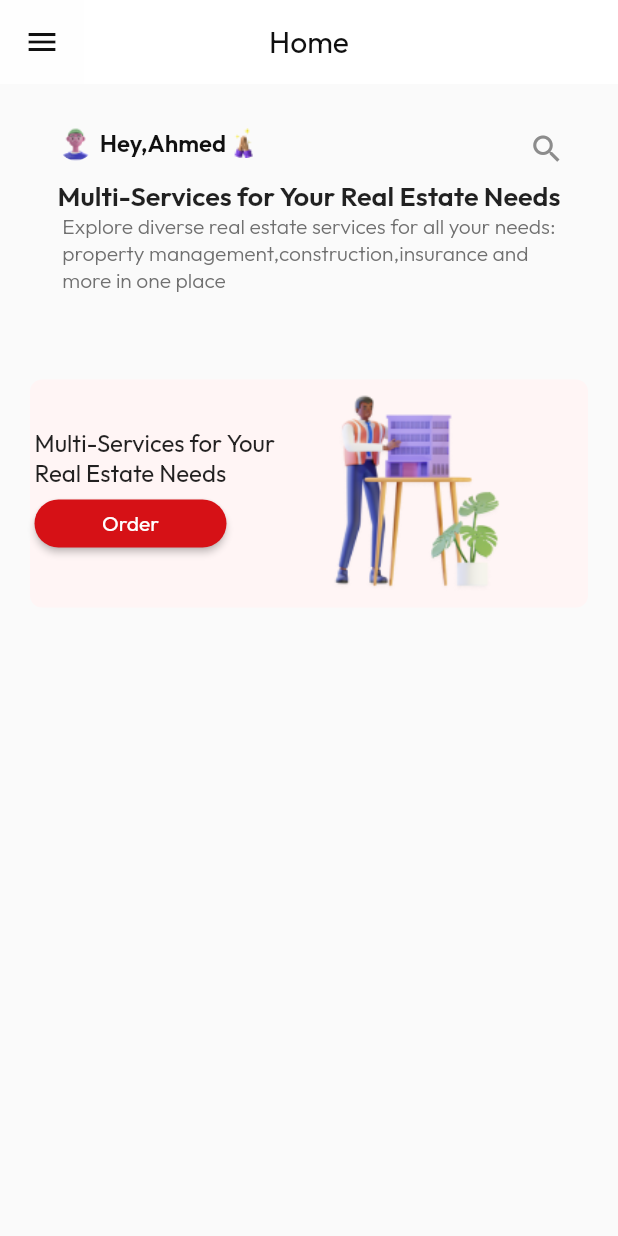
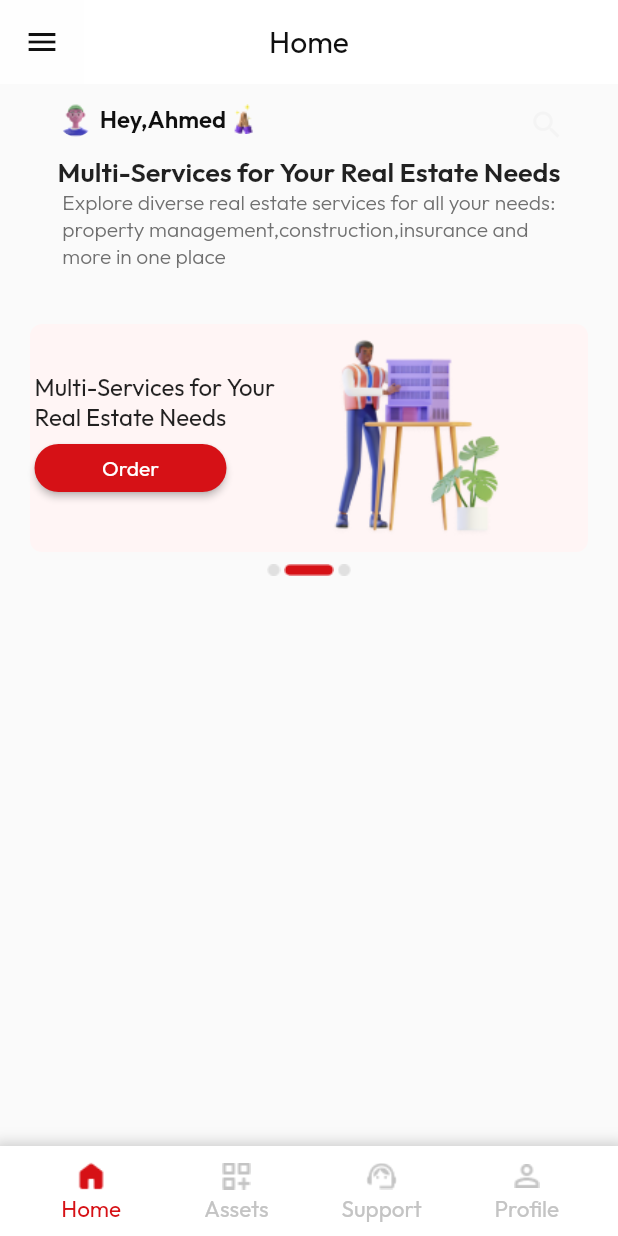
Before and after one commit to AbdelrahmanZeid/Task, a Flutter app: the screen it shows after launch, on a phone screen of 412 x 824 dp. Run offline on Flutter 3.47's test engine with Material 2 defaults, Android fonts, the phone set to English and light mode, and no system bars.

Commit message:
finish middle body section

```diff
--- a/lib/Presentation/Dashboard/body/body.dart
+++ b/lib/Presentation/Dashboard/body/body.dart
@@ -1,9 +1,9 @@
 import 'package:flutter/material.dart';
+import 'package:task/presentation/custom_widgets/custom_button.dart';
+import 'package:task/presentation/dashboard/body/middle_body_section.dart';
 import 'package:task/presentation/dashboard/body/upper_body_section.dart';
 import 'package:task/presentation/resources/app_strings.dart';
-import 'package:task/presentation/resources/assets_manager.dart';
 import 'package:task/presentation/resources/color_manager.dart';
-import 'package:task/presentation/resources/font_manager.dart';
 import 'package:task/presentation/resources/values_manager.dart';
 
 class CustomBody extends StatelessWidget {
@@ -13,116 +13,99 @@ class CustomBody extends StatelessWidget {
   Widget build(BuildContext context) {
     return const Column(
       children: [
-        SizedBox(
-          height: AppSize.s16,
-        ),
         UpperBodySection(),
         SizedBox(
           height: AppSize.s10,
         ),
         MiddelBodySection(),
+         SizedBox(
+          height: AppSize.s4,
+        ),
+       // LowerBodySection(),
       ],
     );
   }
 }
 
-class MiddelBodySection extends StatelessWidget {
-  const MiddelBodySection({super.key});
+class LowerBodySection extends StatelessWidget {
+  const LowerBodySection({super.key});
+
+  @override
+  Widget build(BuildContext context) {
+    return Container(
+      color: ColorManager.appBarColor,
+      padding: const EdgeInsets.symmetric(
+        vertical: AppPadding.p4,
+        horizontal: AppPadding.p16,
+      ),
+      width: double.infinity,
+      height: 310,
+      child: ListView(
+        children: [
+          CustomTabBar(),
+        ],
+      ),
+    );
+  }
+}
+
+class CustomTabBar extends StatefulWidget {
+  const CustomTabBar({super.key});
+
+  @override
+  State<CustomTabBar> createState() => _CustomTabBarState();
+}
+
+class _CustomTabBarState extends State<CustomTabBar> {
+  // final tabController = TabController(
+  //   length: 3,
+  //   vsync: AnimatedListState(),
+  // );
+  @override
+
 
   @override
   Widget build(BuildContext context) {
     return Padding(
-      padding: const EdgeInsets.symmetric(
-        horizontal: AppSize.s20,
+      padding: const EdgeInsets.all(
+        AppPadding.p8,
       ),
       child: Container(
-        width: 380,
-        height: 170,
-        child: Column(
-          children: [
-            Container(
+        width: 335,
+        height: 48,
         decoration: BoxDecoration(
+          border: Border.all(
+            color: ColorManager.categoryColorOne,
+          ),
           borderRadius: BorderRadius.circular(
-                  AppSize.s8,
-                ),
-                color: ColorManager.midSectionColor,
-              ),
-              height: 152,
-              child: Row(
-                children: [
-                  SizedBox(
-                    width: 183,
-                    child: Padding(
-                      padding: const EdgeInsets.only(
-                        left: AppPadding.p3,
-                      ),
-                      child: Column(
-                        children: [
-                          const Spacer(),
-                          const Text(
-                            AppStrings.title,
-                            style: TextStyle(
-                              fontSize: AppSize.s16,
-                              fontWeight: FontWeightManager.semiBold,
+            AppSize.s12,
           ),
         ),
-                          Align(
-                            alignment: Alignment.centerLeft,
-                            child: CustomButton(
+        child: TabBar(
+         // controller: tabController,
+          tabs: [
+            CustomButton(
               btnTextColor: ColorManager.appBarColor,
               btnText: AppStrings.orderButtonText,
               btnColor: ColorManager.mainColor,
               onPressed: () {},
             ),
+            CustomButton(
+              btnTextColor: ColorManager.appBarColor,
+              btnText: AppStrings.orderButtonText,
+              btnColor: ColorManager.mainColor,
+              onPressed: () {},
             ),
-                          const Spacer(),
-                        ],
-                      ),
-                    ),
-                  ),
-                  Image.asset(
-                    AssetsManager.manPresentation,
-                    width: 144,
-                    height: 144,
+            CustomButton(
+              btnTextColor: ColorManager.appBarColor,
+              btnText: AppStrings.orderButtonText,
+              btnColor: ColorManager.mainColor,
+              onPressed: () {},
             ),
           ],
-              ),
-            ),
-          ],
+          onTap: (value) {},
         ),
       ),
     );
   }
 }
-
-class CustomButton extends StatelessWidget {
-  const CustomButton(
-      {super.key,
-      required this.btnTextColor,
-      required this.btnText,
-      required this.btnColor,
-      required this.onPressed});
-  final Color btnTextColor;
-  final String btnText;
-  final Color btnColor;
-  final VoidCallback onPressed;
-  @override
-  Widget build(BuildContext context) {
-    return ElevatedButton(
-      style: ElevatedButton.styleFrom(
-        backgroundColor: btnColor,
-        minimumSize: const Size(128, 32),
-        shape: RoundedRectangleBorder(
-          borderRadius: BorderRadius.circular(
-            360,
-          ),
-        ),
-      ),
-      onPressed: onPressed,
-      child: Text(
-        btnText,
-        style: TextStyle(color: btnTextColor),
-      ),
-    );
-  }
-}
--- /dev/null
+++ b/lib/Presentation/Dashboard/body/middle_body_section.dart
@@ -0,0 +1,98 @@
+import 'package:flutter/material.dart';
+import 'package:task/presentation/custom_widgets/custom_button.dart';
+import 'package:task/presentation/resources/app_strings.dart';
+import 'package:task/presentation/resources/assets_manager.dart';
+import 'package:task/presentation/resources/color_manager.dart';
+import 'package:task/presentation/resources/font_manager.dart';
+import 'package:task/presentation/resources/values_manager.dart';
+
+class MiddelBodySection extends StatelessWidget {
+  const MiddelBodySection({super.key});
+
+  @override
+  Widget build(BuildContext context) {
+    return Padding(
+      padding: const EdgeInsets.symmetric(
+        horizontal: AppSize.s20,
+      ),
+      child: Container(
+        width: 380,
+        height: 170,
+        child: Column(
+          children: [
+            Container(
+              decoration: BoxDecoration(
+                borderRadius: BorderRadius.circular(
+                  AppSize.s8,
+                ),
+                color: ColorManager.midSectionColor,
+              ),
+              height: 152,
+              child: Row(
+                children: [
+                  SizedBox(
+                    width: 183,
+                    child: Padding(
+                      padding: const EdgeInsets.only(
+                        left: AppPadding.p3,
+                      ),
+                      child: Column(
+                        children: [
+                          const Spacer(),
+                          const Text(
+                            AppStrings.title,
+                            style: TextStyle(
+                              fontSize: AppSize.s16,
+                              fontWeight: FontWeightManager.semiBold,
+                            ),
+                          ),
+                          Align(
+                            alignment: Alignment.centerLeft,
+                            child: CustomButton(
+                              btnTextColor: ColorManager.appBarColor,
+                              btnText: AppStrings.orderButtonText,
+                              btnColor: ColorManager.mainColor,
+                              onPressed: () {},
+                            ),
+                          ),
+                          const Spacer(),
+                        ],
+                      ),
+                    ),
+                  ),
+                  Image.asset(
+                    AssetsManager.manPresentation,
+                    width: 144,
+                    height: 144,
+                  ),
+                ],
+              ),
+            ),
+            const SizedBox(
+              height: AppSize.s8,
+            ),
+            SizedBox(
+              height: AppSize.s8,
+              width: 56,
+              child: Row(
+                mainAxisAlignment: MainAxisAlignment.spaceBetween,
+                children: [
+                  Image.asset(
+                    AssetsManager.ellipse,
+                  ),
+
+                  Image.asset(
+                    AssetsManager.rectangle,
+                  ),
+                  Image.asset(
+                    AssetsManager.ellipse,
+                  ),
+                ],
+              ),
+            ),
+          ],
+        ),
+      ),
+    );
+  }
+}
--- a/lib/Presentation/Dashboard/body/upper_body_section.dart
+++ b/lib/Presentation/Dashboard/body/upper_body_section.dart
@@ -18,7 +18,7 @@ class UpperBodySection extends StatelessWidget {
         left: AppSize.s20,
       ),
       width: 380,
-      height: 171,
+      height: 150,
       decoration: BoxDecoration(
         borderRadius: BorderRadius.circular(
           AppSize.s8,
@@ -73,9 +73,11 @@ class UpperBodySection extends StatelessWidget {
                       left: AppPadding.p3,
                     ),
                     child: Icon(
-                        Icons.search,
-                        color: ColorManager.searchIconColor,
+                      Icons.search,
+                      color: ColorManager.searchIconColor.withOpacity(
+                        .05,
                       ),
+                    ),
                   ),
                 ),
               ],
--- a/lib/Presentation/Dashboard/bottom_nav_bar/custom_bottom_nav_bar.dart
+++ b/lib/Presentation/Dashboard/bottom_nav_bar/custom_bottom_nav_bar.dart
@@ -1,7 +1,8 @@
 import 'package:flutter/material.dart';
-   import 'package:task/presentation/Resources/color_manager.dart';
- import 'package:task/presentation/Resources/values_manager.dart';
 import 'package:task/presentation/dashboard/bottom_nav_bar/nav_bar_slots.dart';
+import 'package:task/presentation/resources/color_manager.dart';
+import 'package:task/presentation/resources/values_manager.dart';
+
 
 class CustomBottomNavBar extends StatelessWidget {
   const CustomBottomNavBar({super.key});
@@ -9,7 +10,7 @@ class CustomBottomNavBar extends StatelessWidget {
   @override
   Widget build(BuildContext context) {
     return Container(
-      padding:const EdgeInsets.only(top: AppPadding.p6),
+      padding:const EdgeInsets.only(top: AppPadding.p8),
       width: double.infinity,
       height: 60,
       decoration: BoxDecoration(
--- a/lib/Presentation/Dashboard/dashboard_view.dart
+++ b/lib/Presentation/Dashboard/dashboard_view.dart
@@ -1,6 +1,7 @@
 import 'package:flutter/material.dart';
 import 'package:task/presentation/dashboard/app_bar/app_bar.dart';
- import 'package:task/presentation/dashboard/body/body.dart';
+import 'package:task/presentation/dashboard/body/body.dart';
+import 'package:task/presentation/dashboard/bottom_nav_bar/custom_bottom_nav_bar.dart';
 
 class DashBoardView extends StatelessWidget {
   const DashBoardView({super.key});
@@ -11,9 +12,9 @@ class DashBoardView extends StatelessWidget {
       appBar: AppBar(
         leading: CustomAppBar.getLeading(),
         title: CustomAppBar.getTitle(),
-
       ),
-      body:const CustomBody(),
+      body: const CustomBody(),
+      bottomNavigationBar: const CustomBottomNavBar(),
     );
   }
 }
--- a/lib/Presentation/Resources/assets_manager.dart
+++ b/lib/Presentation/Resources/assets_manager.dart
@@ -8,6 +8,8 @@ class AssetsManager{
  static const String manImage='$baseImagePath/Man Image.png';
  static const String emptyState='$baseImagePath/EmptyState.png';
  static const String rightArrow='$baseImagePath/arrow_right_alt.png';
+ static const String rectangle='$baseImagePath/Rectangle 508.png';
+ static const String ellipse ='$baseImagePath/Ellipse 76.png';
 
   //category view images
   static const String construction='$baseImagePath/1.png';
--- a/lib/Presentation/Resources/values_manager.dart
+++ b/lib/Presentation/Resources/values_manager.dart
@@ -5,6 +5,7 @@ class AppPadding {
   static const double p6 = 6.0;
   static const double p3 = 3.0;
   static const double p8 = 8.0;
+  static const double p10 = 10.0;
   static const double p12 = 12.0;
   static const double p14 = 14.0;
   static const double p16 = 16.0;
@@ -19,6 +20,7 @@ class AppSize {
   static const double s10 = 10.0;
   static const double s12 = 12.0;
   static const double s14 = 14.0;
+  static const double s15 = 15.0;
   static const double s16 = 16.0;
   static const double s17 = 17.0;
   static const double s18 = 18.0;
@@ -26,5 +28,7 @@ class AppSize {
   static const double s22 = 22.0;
   static const double s24 = 24.0;
   static const double s28 = 28.0;
+  static const double s60 = 60.0;
+  static const double s72 = 72.0;
 
 }
--- /dev/null
+++ b/lib/Presentation/custom_widgets/custom_button.dart
@@ -0,0 +1,34 @@
+
+import 'package:flutter/material.dart';
+
+class CustomButton extends StatelessWidget {
+  const CustomButton(
+      {super.key,
+      required this.btnTextColor,
+      required this.btnText,
+      required this.btnColor,
+      required this.onPressed});
+  final Color btnTextColor;
+  final String btnText;
+  final Color btnColor;
+  final VoidCallback onPressed;
+  @override
+  Widget build(BuildContext context) {
+    return ElevatedButton(
+      style: ElevatedButton.styleFrom(
+        backgroundColor: btnColor,
+        minimumSize: const Size(128, 32),
+        shape: RoundedRectangleBorder(
+          borderRadius: BorderRadius.circular(
+            360,
+          ),
+        ),
+      ),
+      onPressed: onPressed,
+      child: Text(
+        btnText,
+        style: TextStyle(color: btnTextColor),
+      ),
+    );
+  }
+}
```
Also changed, not shown: lib/Presentation/Dashboard/bottom_nav_bar/nav_bar_slots.dart (+6 -5 lines), assets/images/Ellipse 76.png (added), assets/images/Rectangle 508.png (added). Lines whose indentation alone changed are shown as unchanged.
